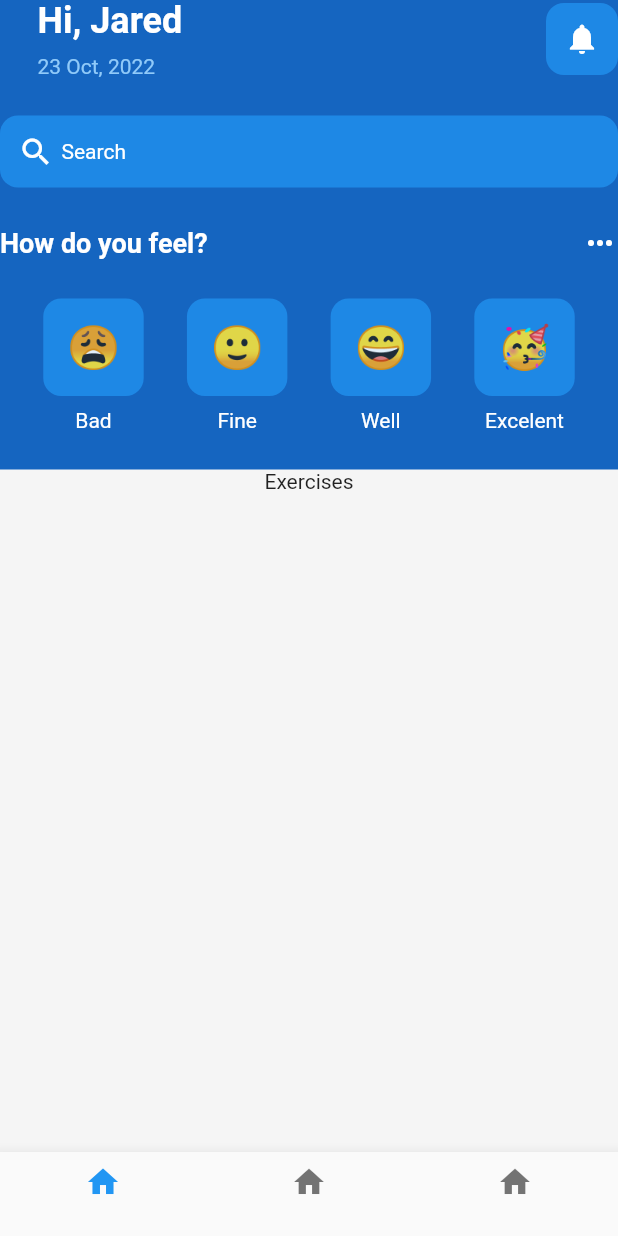
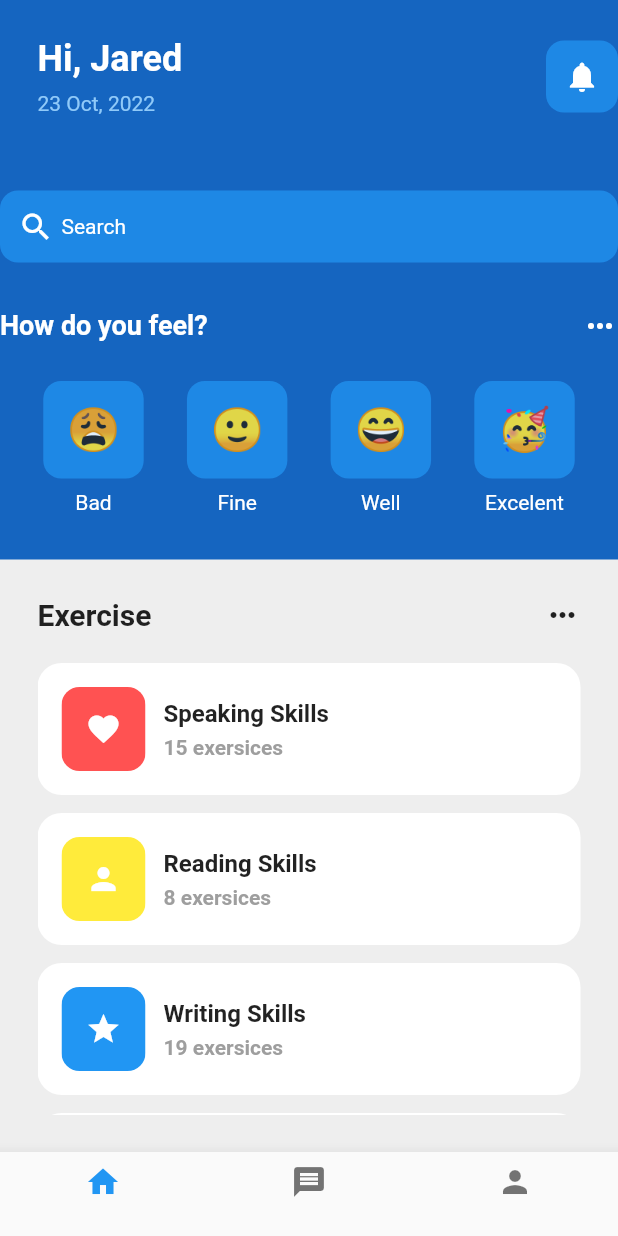
Before and after one commit to valerandco/Flutter-Mental-Health-App, a Flutter app: the screen it shows after launch, on a phone screen of 412 x 824 dp. Run offline on Flutter 3.47's test engine with Material 2 defaults, Android fonts, the phone set to English and light mode, and no system bars.

Commit message:
it is done

```diff
--- a/lib/Pages/Home_page.dart
+++ b/lib/Pages/Home_page.dart
@@ -1,3 +1,4 @@
+import 'package:dribbbleapp/util/exercise_tile.dart';
 import 'package:flutter/material.dart';
 
 import '../util/emoticon_face.dart';
@@ -20,11 +21,11 @@ class _HomePageState extends State<HomePage> {
           label: '',
         ),
         BottomNavigationBarItem(
-          icon: Icon(Icons.home),
+          icon: Icon(Icons.message),
           label: '',
         ),
         BottomNavigationBarItem(
-          icon: Icon(Icons.home),
+          icon: Icon(Icons.person),
           label: '',
         ),
       ],),
@@ -36,7 +37,7 @@ class _HomePageState extends State<HomePage> {
               mainAxisAlignment: MainAxisAlignment.spaceBetween,
               children: [
                 Padding(
-                  padding: const EdgeInsets.symmetric(horizontal: 25.0),
+                  padding: const EdgeInsets.all(25),
                   child: Column(
                     crossAxisAlignment: CrossAxisAlignment.start,
                     children: [
@@ -106,7 +107,7 @@ class _HomePageState extends State<HomePage> {
           ),
 
           SizedBox(
-            height: 25,
+            height: 30,
           ),
 
           Row(
@@ -214,21 +215,87 @@ class _HomePageState extends State<HomePage> {
 
 
           SizedBox(
-            height: 25,
+            height: 30,
           ),
+
           Expanded(
             child: Container(
-              color: Colors.grey[100],
+              padding: EdgeInsets.all(25),
+              color: Colors.grey[200],
               child: Center(
                 child: Column(
                   children: [
-                    Text('Exercises'),
+                    // exercise heading
+                    Row(
+                      mainAxisAlignment: MainAxisAlignment.spaceBetween,
+                      children: [
+                        Text(
+                          'Exercise',
+                          style: TextStyle(
+                            fontWeight: FontWeight.bold,
+                            fontSize: 20,
+                          ),
+                        ),
+
+                        Icon(Icons.more_horiz),
+                      ],
+                    ),
+
+                    SizedBox(
+                      height: 20,
+                    ),
+
+                    Expanded(
+                      child: ListView(
+                        children: [
+                          ExerciseTile(
+                            icon: Icons.favorite,
+                            exerciseName: 'Speaking Skills',
+                            numberOfExercises: 15,
+                            color: Colors.redAccent,
+                          ),
+                          ExerciseTile(
+                            icon: Icons.person,
+                            exerciseName: 'Reading Skills',
+                            numberOfExercises: 8,
+                            color: Colors.yellow,
+                          ),
+                          ExerciseTile(
+                            icon: Icons.star,
+                            exerciseName: 'Writing Skills',
+                            numberOfExercises: 19,
+                            color: Colors.blue,
+                          ),
+                          ExerciseTile(
+                            icon: Icons.favorite,
+                            exerciseName: 'Flutter Skills',
+                            numberOfExercises: 21,
+                            color: Colors.green,
+                          ),
+                          ExerciseTile(
+                            icon: Icons.music_note,
+                            exerciseName: 'Listening Skills',
+                            numberOfExercises: 10,
+                            color: Colors.orange,
+                          ),
+
+
+                        ],
+                      ),
+                    ),
+
+
+
+
+
+
                   ],
-
                 ),
               ),
-            ),
-          ),
+                ),
+              ),
+
+
 
 
         ],),
--- /dev/null
+++ b/lib/util/exercise_tile.dart
@@ -0,0 +1,75 @@
+import 'package:flutter/material.dart';
+
+class ExerciseTile extends StatelessWidget {
+
+  final icon;
+  final String exerciseName;
+  final int numberOfExercises;
+  final color;
+
+  const ExerciseTile({
+      Key? key,
+      required this.icon,
+      required this.exerciseName,
+      required this.numberOfExercises,
+      required this.color,
+  }) : super(key : key);
+
+  @override
+  Widget build(BuildContext context) {
+    return Padding(
+      padding: const EdgeInsets.only(bottom: 12),
+      child: Container(
+        padding: EdgeInsets.all(16),
+        decoration: BoxDecoration(
+          color: Colors.white,
+          borderRadius: BorderRadius.circular(16),
+        ),
+        child: Row(
+          children: [
+            ClipRRect(
+              borderRadius: BorderRadius.circular(12),
+              child: Container(
+                padding: EdgeInsets.all(16),
+                color: color,
+                child: Icon(
+                  icon,
+                  color: Colors.white,
+                ),
+              ),
+            ),
+            SizedBox(
+              width: 12,
+            ),
+            Column(
+              crossAxisAlignment: CrossAxisAlignment.start,
+              children: [
+                Text(
+                  exerciseName,
+                  style: TextStyle(
+                    fontWeight: FontWeight.bold,
+                    fontSize: 16,
+                  ),
+                ),
+                SizedBox(
+                  height: 5,
+                ),
+                Text(
+                  numberOfExercises.toString() + ' exersices',
+                  style: TextStyle(
+                    fontWeight: FontWeight.bold,
+                    color: Colors.grey,
+                    fontSize: 14,
+                  ),
+                ),
+              ],
+            ),
+
+
+          ],
+        ),
+
+      ),
+    );
+  }
+}
```
